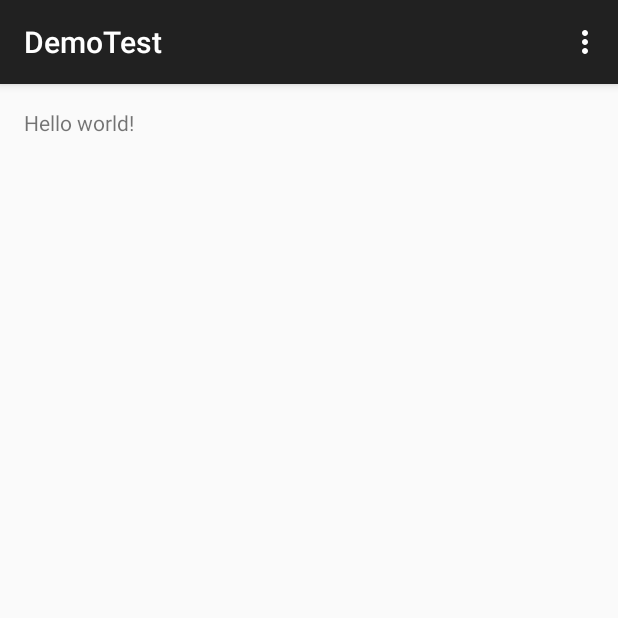
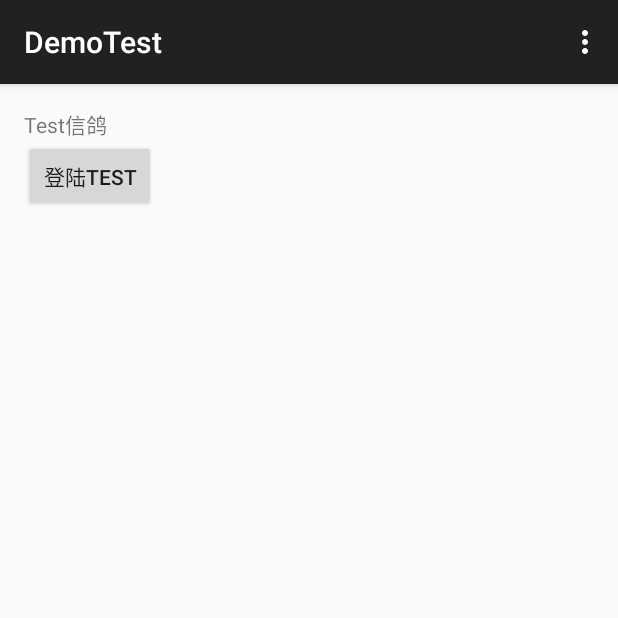
Before and after one commit to micapp/MicApp, an Android app: the screen it shows after launch (MainActivity), on a phone screen of 412 x 824 dp, the top half of it. Run offline under Robolectric (Android 15) with nearby library versions, the phone set to English and light mode, and no system bars.

Commit message:
增加进入登陆界面的按钮 增加loginActivity

```diff
--- a/app/build.gradle
+++ b/app/build.gradle
@@ -27,4 +27,5 @@ dependencies {
     compile files('libs/wup-1.0.0.E-SNAPSHOT.jar')
     compile files('libs/Xg_sdk_v2.40_20150616_1030.jar')
     compile files('libs/armeabi.jar')
+    compile 'com.github.dmytrodanylyk.circular-progress-button:library:1.1.3'
 }
--- a/app/src/main/res/layout/activity_main.xml
+++ b/app/src/main/res/layout/activity_main.xml
@@ -5,7 +5,14 @@
     android:paddingTop="@dimen/activity_vertical_margin"
     android:paddingBottom="@dimen/activity_vertical_margin" tools:context=".MainActivity">
 
-    <TextView android:text="@string/hello_world" android:layout_width="wrap_content"
-        android:layout_height="wrap_content" />
+    <TextView android:text="Test信鸽" android:layout_width="wrap_content"
+        android:layout_height="wrap_content"
+        android:id="@+id/tv_main_hint"/>
+    <Button
+        android:layout_width="wrap_content"
+        android:layout_height="wrap_content"
+        android:text="登陆test"
+        android:id="@+id/btn_main_login"
+        android:layout_below="@+id/tv_main_hint"/>
 
 </RelativeLayout>
--- /dev/null
+++ b/app/src/main/res/menu/menu_login.xml
@@ -0,0 +1,6 @@
+<menu xmlns:android="http://schemas.android.com/apk/res/android"
+    xmlns:app="http://schemas.android.com/apk/res-auto"
+    xmlns:tools="http://schemas.android.com/tools" tools:context="com.feng.DemoTest.LoginActivity">
+    <item android:id="@+id/action_settings" android:title="@string/action_settings"
+        android:orderInCategory="100" app:showAsAction="never" />
+</menu>
--- a/app/src/main/res/values/strings.xml
+++ b/app/src/main/res/values/strings.xml
@@ -3,4 +3,5 @@
 
     <string name="hello_world">Hello world!</string>
     <string name="action_settings">Settings</string>
+    <string name="title_activity_login">LoginActivity</string>
 </resources>
```
Also changed, not shown: app/src/main/AndroidManifest.xml (+33 -22 lines), app/src/main/java/com/feng/DemoTest/LoginActivity.java (added, +38 -0 lines), app/src/main/res/layout/activity_login.xml (added, +12 -0 lines), 1 other file.
